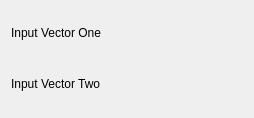
Kst-plot/kst, file src/plugins/dataobject/correlation/crosscorrelation/crosscorrelationconfig.ui: the form before one commit.
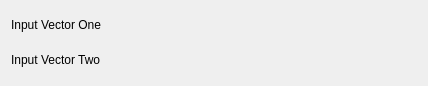
The form after the commit. Custom widgets are drawn as their Qt base class.

Patch:
```diff
--- a/src/plugins/dataobject/correlation/crosscorrelation/crosscorrelationconfig.ui
+++ b/src/plugins/dataobject/correlation/crosscorrelation/crosscorrelationconfig.ui
@@ -5,10 +5,16 @@
    <rect>
     <x>0</x>
     <y>0</y>
-    <width>254</width>
-    <height>118</height>
+    <width>428</width>
+    <height>86</height>
    </rect>
   </property>
+  <property name="minimumSize" >
+   <size>
+    <width>400</width>
+    <height>0</height>
+   </size>
+  </property>
   <layout class="QVBoxLayout" name="verticalLayout" >
    <item>
     <layout class="QHBoxLayout" name="horizontalLayout" >
```
Lines whose indentation alone changed are shown as unchanged.
